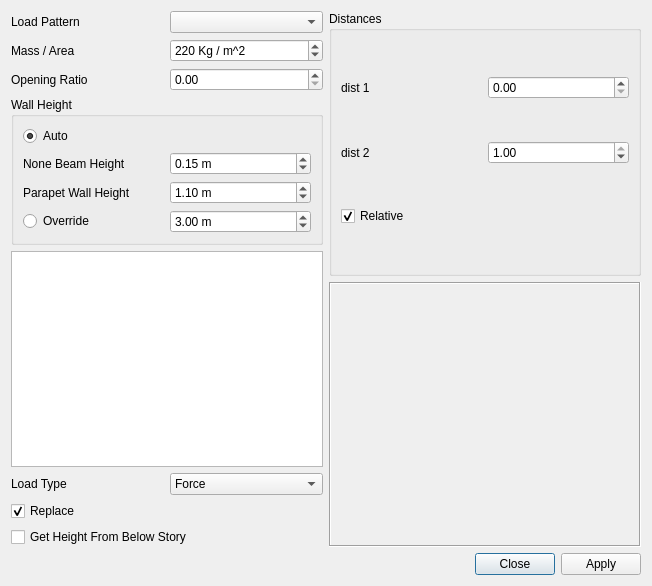
Above: applications/cfactor/widgets/assing/wall_load_on_frames.ui from ebrahimraeyat/civilTools before the change. Below: the same form after it.
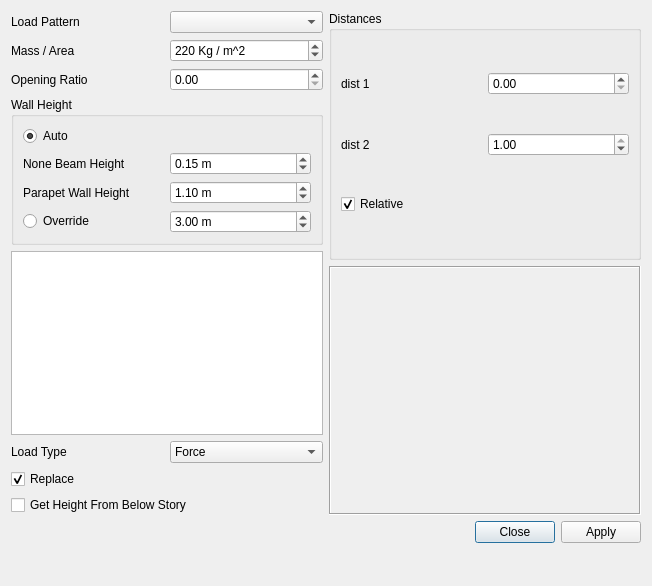
That is the form after the change. Icons and pictures are not drawn.

```diff
--- a/applications/cfactor/widgets/assing/wall_load_on_frames.ui
+++ b/applications/cfactor/widgets/assing/wall_load_on_frames.ui
@@ -328,6 +328,19 @@
      </property>
     </widget>
    </item>
+   <item>
+    <spacer name="verticalSpacer">
+     <property name="orientation">
+      <enum>Qt::Vertical</enum>
+     </property>
+     <property name="sizeHint" stdset="0">
+      <size>
+       <width>20</width>
+       <height>40</height>
+      </size>
+     </property>
+    </spacer>
+   </item>
   </layout>
  </widget>
  <resources>
```
